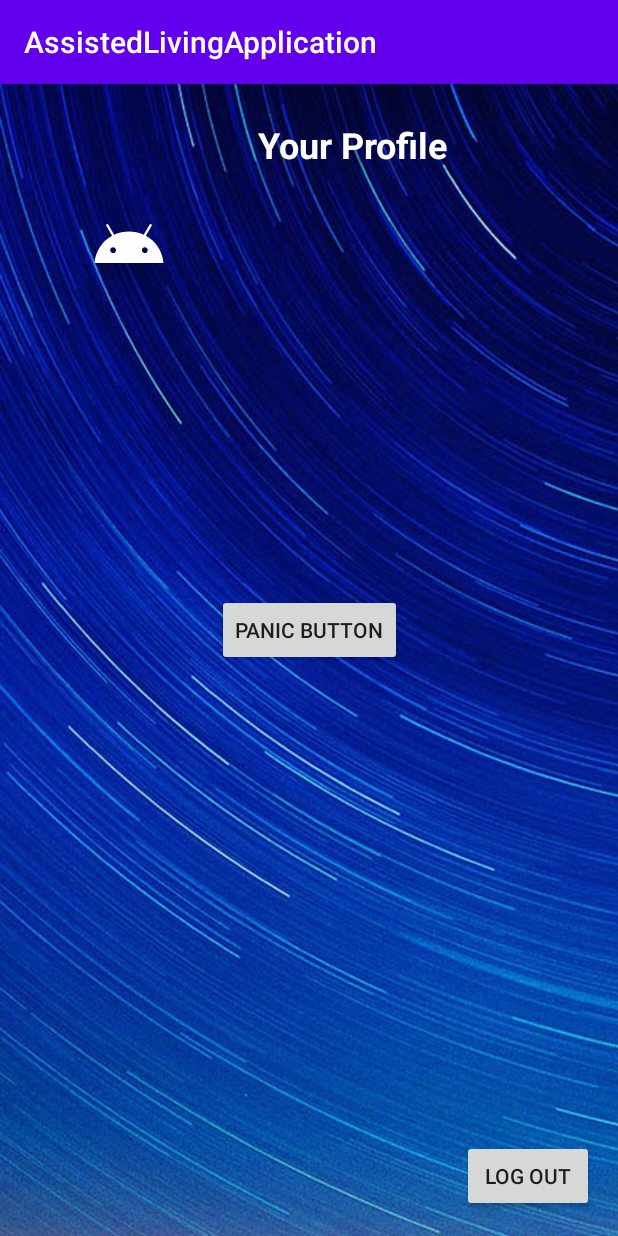
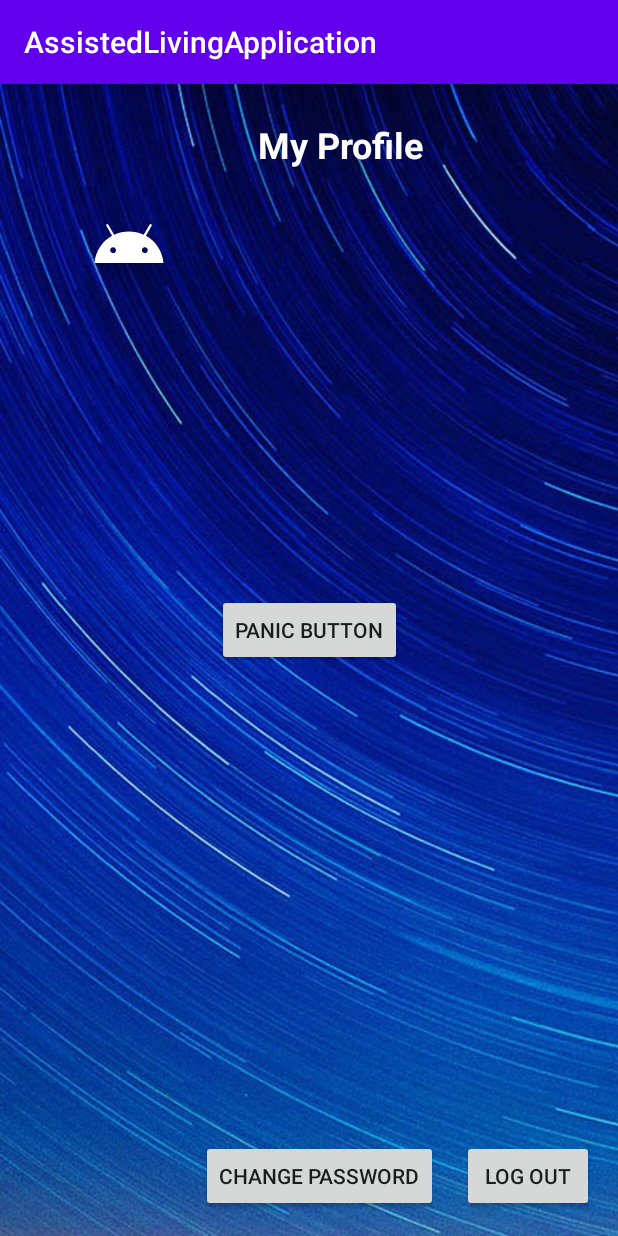
Before and after one commit to mccoy7777/AssistedLivingApplication, an Android app: the screen it shows after launch once a user with an empty profile is signed in (MainActivity), on a phone screen of 412 x 824 dp. Run offline under Robolectric (Android 15) with nearby library versions, the light colour scheme and no system bars; our stand-ins replace Firebase (no records; nobody signed in at launch, a user with empty details on screens opened directly).

Commit message:
Added Button So User Can Change Password Via App

```diff
--- a/app/src/main/res/layout/activity_main.xml
+++ b/app/src/main/res/layout/activity_main.xml
@@ -49,7 +49,7 @@
         android:layout_marginLeft="32dp"
         android:layout_marginTop="24dp"
         android:gravity="left"
-        android:text="Your Profile"
+        android:text="My Profile"
         android:textColor="#FFFFFF"
         android:textSize="24sp"
         android:textStyle="bold"
@@ -116,4 +116,15 @@
         app:layout_constraintStart_toEndOf="@+id/imageView2"
         app:layout_constraintTop_toBottomOf="@+id/tv_phone" />
 
+    <Button
+        android:id="@+id/btn_changepassword"
+        android:layout_width="wrap_content"
+        android:layout_height="wrap_content"
+        android:layout_marginEnd="16dp"
+        android:layout_marginRight="16dp"
+        android:layout_marginBottom="16dp"
+        android:text="Change Password"
+        app:layout_constraintBottom_toBottomOf="parent"
+        app:layout_constraintEnd_toStartOf="@+id/btn_logout" />
+
 </androidx.constraintlayout.widget.ConstraintLayout>
```
Also changed, not shown: app/src/main/java/com/example/assistedlivingapplication/MainActivity.java (+61 -0 lines).
